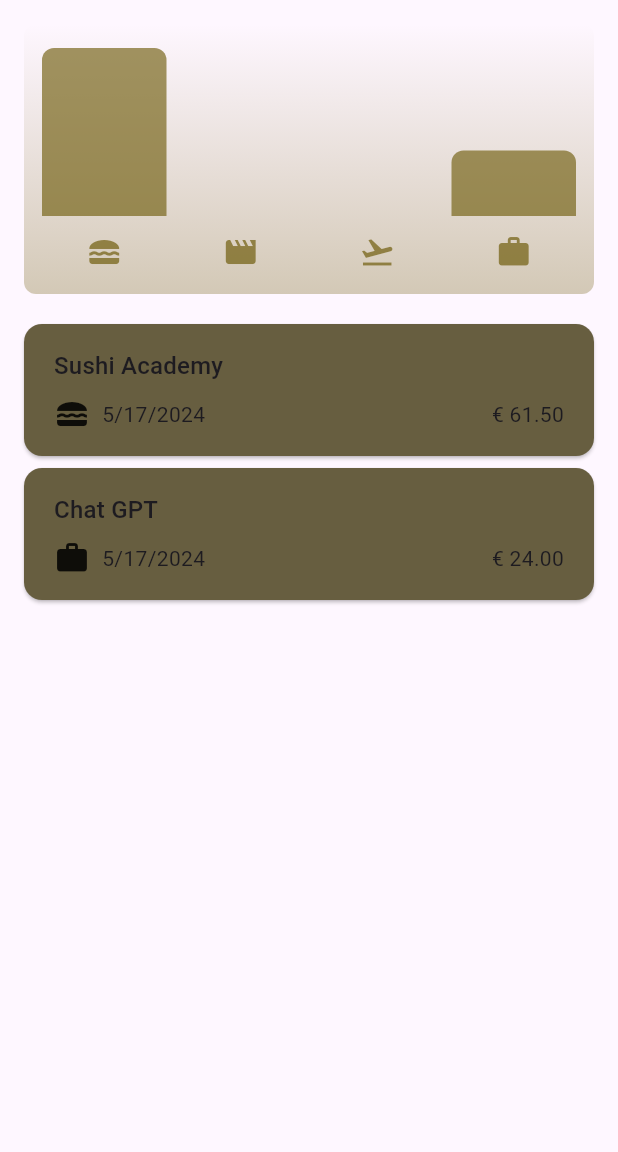
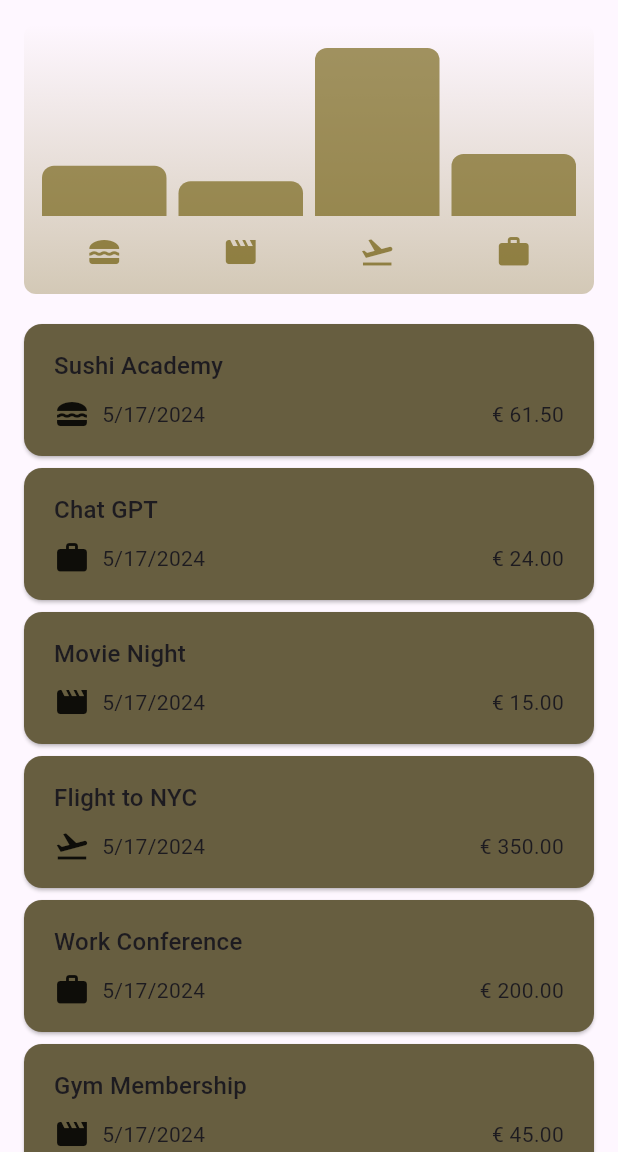
Before and after one commit to Fenysk/3_flutter_expenses_app, a Flutter app: the screen it shows after launch, on a phone screen of 412 x 824 dp, the part 84-1236 px from its top. Run offline on Flutter 3.47's test engine with Material 3 defaults, Android fonts, the phone set to English and light mode, and no system bars.

Commit message:
♻️ Dummy data in a dedicated file

```diff
--- /dev/null
+++ b/lib/data/expenses_data.dart
@@ -0,0 +1,76 @@
+import 'package:expenses_app/models/expense.dart';
+
+final List<Expense> expensesData = [
+  Expense(
+    title: 'Sushi Academy',
+    amount: 61.50,
+    createdAt: DateTime.now(),
+    category: Category.food,
+  ),
+  Expense(
+    title: 'Chat GPT',
+    amount: 24.00,
+    createdAt: DateTime.now(),
+    category: Category.work,
+  ),
+  Expense(
+    title: 'Movie Night',
+    amount: 15.00,
+    createdAt: DateTime.now(),
+    category: Category.leisure,
+  ),
+  Expense(
+    title: 'Flight to NYC',
+    amount: 350.00,
+    createdAt: DateTime.now(),
+    category: Category.travel,
+  ),
+  Expense(
+    title: 'Work Conference',
+    amount: 200.00,
+    createdAt: DateTime.now(),
+    category: Category.work,
+  ),
+  Expense(
+    title: 'Gym Membership',
+    amount: 45.00,
+    createdAt: DateTime.now(),
+    category: Category.leisure,
+  ),
+  Expense(
+    title: 'Grocery Shopping',
+    amount: 89.75,
+    createdAt: DateTime.now(),
+    category: Category.food,
+  ),
+  Expense(
+    title: 'Weekend Getaway',
+    amount: 120.00,
+    createdAt: DateTime.now(),
+    category: Category.travel,
+  ),
+  Expense(
+    title: 'Office Supplies',
+    amount: 34.20,
+    createdAt: DateTime.now(),
+    category: Category.work,
+  ),
+  Expense(
+    title: 'Dining Out',
+    amount: 58.40,
+    createdAt: DateTime.now(),
+    category: Category.food,
+  ),
+  Expense(
+    title: 'Amusement Park',
+    amount: 85.00,
+    createdAt: DateTime.now(),
+    category: Category.leisure,
+  ),
+  Expense(
+    title: 'Hotel Booking',
+    amount: 230.00,
+    createdAt: DateTime.now(),
+    category: Category.travel,
+  ),
+];
--- a/lib/expenses.dart
+++ b/lib/expenses.dart
@@ -3,6 +3,7 @@ import 'package:expenses_app/models/expense.dart';
 import 'package:expenses_app/widgets/expenses/expenses_list.dart';
 import 'package:expenses_app/widgets/expenses/add_expense_modal.dart';
 import 'package:expenses_app/widgets/chart/chart.dart';
+import 'package:expenses_app/data/expenses_data.dart';
 
 class Expenses extends StatefulWidget {
   const Expenses({super.key});
@@ -12,20 +13,7 @@ class Expenses extends StatefulWidget {
 }
 
 class _ExpensesState extends State<Expenses> {
-  final List<Expense> _registerdExpenses = [
-    Expense(
-      title: 'Sushi Academy',
-      amount: 61.50,
-      createdAt: DateTime.now(),
-      category: Category.food,
-    ),
-    Expense(
-      title: 'Chat GPT',
-      amount: 24,
-      createdAt: DateTime.now(),
-      category: Category.work,
-    )
-  ];
+  final List<Expense> _registerdExpenses = expensesData;
 
   void _openAddExpenseOverlay() {
     showModalBottomSheet(
```
